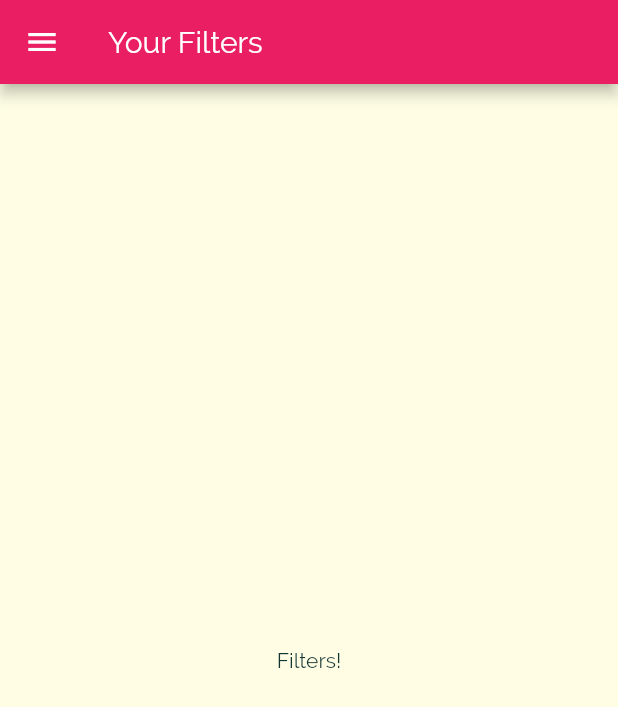
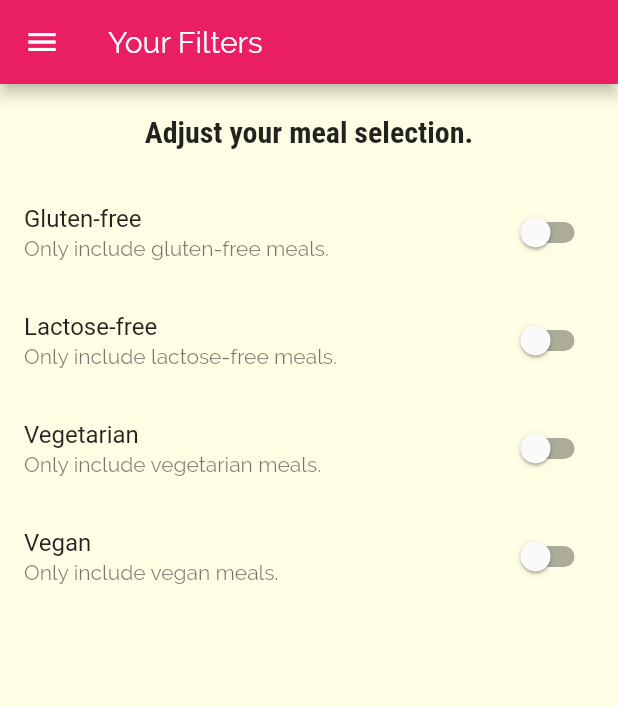
Before and after one commit to champi-dev/meals-app, a Flutter app: the FiltersScreen screen opened by its route, on a phone screen of 412 x 824 dp. Shown: the top 707 px of the screen. Run offline on Flutter 3.47's test engine with Material 2 defaults, Android fonts, the phone set to English and light mode, and no system bars.

Commit message:
Adding Filter Switches

```diff
--- a/lib/screens/filters_screen.dart
+++ b/lib/screens/filters_screen.dart
@@ -2,17 +2,79 @@ import 'package:flutter/material.dart';
 
 import '../widgets/main_drawer.dart';
 
-class FiltersScreen extends StatelessWidget {
+class FiltersScreen extends StatefulWidget {
   static const routeName = '/filters';
+
+  @override
+  _FiltersScreenState createState() => _FiltersScreenState();
+}
+
+class _FiltersScreenState extends State<FiltersScreen> {
+  bool _glutenFree = false;
+  bool _vegetarian = false;
+  bool _vegan = false;
+  bool _lactoseFree = false;
+
+  Widget _buildSwitchListTile(String title, String description,
+      bool currentValue, Function updateValue) {
+    return SwitchListTile(
+      title: Text(title),
+      value: currentValue,
+      subtitle: Text(description),
+      onChanged: updateValue,
+    );
+  }
 
   @override
   Widget build(BuildContext context) {
     return Scaffold(
-      appBar: AppBar(title: Text('Your Filters')),
-      drawer: MainDrawer(),
-      body: Center(
-        child: Text('Filters!'),
-      ),
-    );
+        appBar: AppBar(title: Text('Your Filters')),
+        drawer: MainDrawer(),
+        body: Column(
+          children: <Widget>[
+            Container(
+                padding: EdgeInsets.all(20),
+                child: Text(
+                  'Adjust your meal selection.',
+                  style: Theme.of(context).textTheme.title,
+                )),
+            Expanded(
+              child: ListView(
+                children: <Widget>[
+                  _buildSwitchListTile(
+                      'Gluten-free',
+                      'Only include gluten-free meals.',
+                      _glutenFree, (newValue) {
+                    setState(() {
+                      _glutenFree = newValue;
+                    });
+                  }),
+                  _buildSwitchListTile(
+                      'Lactose-free',
+                      'Only include lactose-free meals.',
+                      _lactoseFree, (newValue) {
+                    setState(() {
+                      _lactoseFree = newValue;
+                    });
+                  }),
+                  _buildSwitchListTile(
+                      'Vegetarian',
+                      'Only include vegetarian meals.',
+                      _vegetarian, (newValue) {
+                    setState(() {
+                      _vegetarian = newValue;
+                    });
+                  }),
+                  _buildSwitchListTile(
+                      'Vegan', 'Only include vegan meals.', _vegan, (newValue) {
+                    setState(() {
+                      _vegan = newValue;
+                    });
+                  })
+                ],
+              ),
+            )
+          ],
+        ));
   }
 }
```
